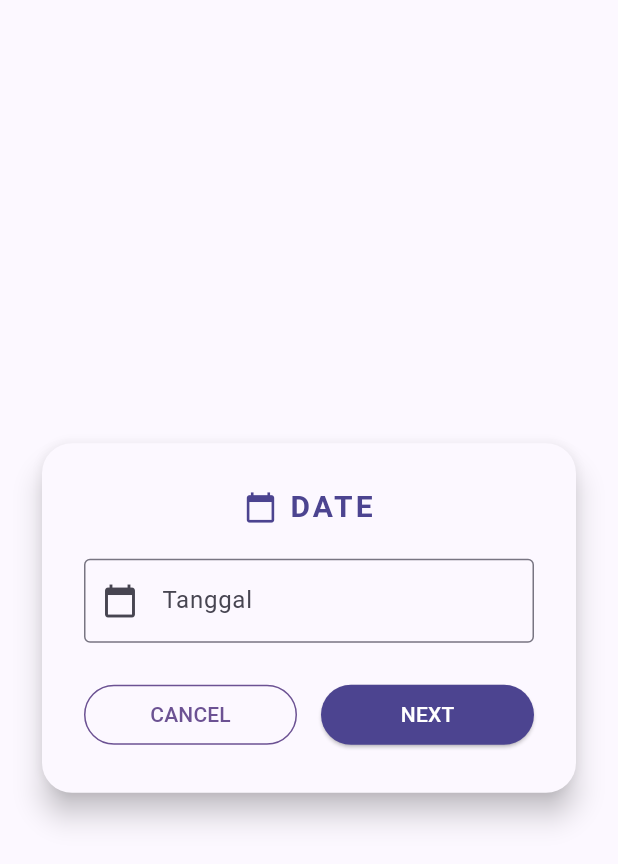
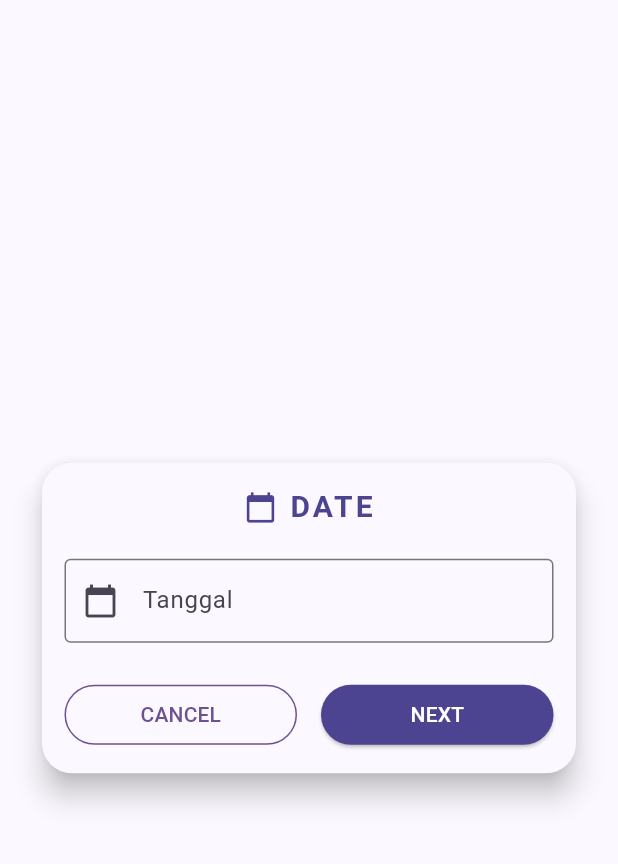
Before and after one commit to TEUNGKU-ZULKIFLI/finance_tracker, a Flutter app: the InputPage widget shown alone on an empty page, opened directly, after a tap on "Input Data", on a phone screen of 412 x 824 dp. Shown: the top 864 px of the screen. Run offline on Flutter 3.47's test engine with Material 3 defaults, Android fonts, the phone set to English and light mode, and no system bars; our stand-ins replace sqflite; accounts and stored records are empty.

Commit message:
🐛 fix(db+income): perbaiki tabel di DB service, update model Income & integrasi ke Input page

```diff
--- a/lib/models/income_model.dart
+++ b/lib/models/income_model.dart
@@ -3,14 +3,12 @@ class IncomeModel {
   final int dateId;
   final int gaji;
   final int lainnya;
-  final String currency;
 
   IncomeModel({
     this.id,
     required this.dateId,
     required this.gaji,
     required this.lainnya,
-    required this.currency,
   });
 
   factory IncomeModel.fromMap(Map<String, dynamic> map) => IncomeModel(
@@ -18,7 +16,6 @@ class IncomeModel {
     dateId: map['date_id'],
     gaji: map['gaji'],
     lainnya: map['lainnya'],
-    currency: map['currency'],
   );
 
   Map<String, dynamic> toMap() => {
@@ -26,6 +23,5 @@ class IncomeModel {
     'date_id': dateId,
     'gaji': gaji,
     'lainnya': lainnya,
-    'currency': currency,
   };
 }
--- a/lib/pages/input_page.dart
+++ b/lib/pages/input_page.dart
@@ -46,7 +46,6 @@ class _InputPageState extends State<InputPage> {
     'Gaji': TextEditingController(),
     'Lainnya': TextEditingController(),
   };
-  String _currency = 'IDR';
   String? _errorMsg;
 
   void _reset() {
@@ -57,7 +56,6 @@ class _InputPageState extends State<InputPage> {
     _dateController.clear();
     _expenseControllers.forEach((_, c) => c.clear());
     _incomeControllers.forEach((_, c) => c.clear());
-    _currency = 'IDR';
   }
 
   Widget _buildStepper() {
@@ -68,7 +66,7 @@ class _InputPageState extends State<InputPage> {
         shape: RoundedRectangleBorder(borderRadius: BorderRadius.circular(20)),
         color: Theme.of(context).colorScheme.surface,
         child: Padding(
-          padding: const EdgeInsets.all(28),
+          padding: const EdgeInsets.all(15),
           child: Column(
             mainAxisSize: MainAxisSize.min,
             children: [
@@ -150,7 +148,7 @@ class _InputPageState extends State<InputPage> {
                 ],
               ),
               if (_errorMsg != null) ...[
-                const SizedBox(height: 8),
+                const SizedBox(height: 4),
                 Text(
                   _errorMsg!,
                   style: TextStyle(color: Theme.of(context).colorScheme.error),
@@ -168,7 +166,7 @@ class _InputPageState extends State<InputPage> {
         shape: RoundedRectangleBorder(borderRadius: BorderRadius.circular(20)),
         color: Theme.of(context).colorScheme.surface,
         child: Padding(
-          padding: const EdgeInsets.all(28),
+          padding: const EdgeInsets.all(15),
           child: Column(
             mainAxisSize: MainAxisSize.min,
             children: [
@@ -217,7 +215,7 @@ class _InputPageState extends State<InputPage> {
                   ),
                 ),
               ),
-              const SizedBox(height: 12),
+              const SizedBox(height: 5),
               Row(
                 children: [
                   Expanded(
@@ -248,7 +246,7 @@ class _InputPageState extends State<InputPage> {
                 ],
               ),
               if (_errorMsg != null) ...[
-                const SizedBox(height: 8),
+                const SizedBox(height: 4),
                 Text(
                   _errorMsg!,
                   style: TextStyle(color: Theme.of(context).colorScheme.error),
@@ -266,7 +264,7 @@ class _InputPageState extends State<InputPage> {
         shape: RoundedRectangleBorder(borderRadius: BorderRadius.circular(20)),
         color: Theme.of(context).colorScheme.surface,
         child: Padding(
-          padding: const EdgeInsets.all(28),
+          padding: const EdgeInsets.all(15),
           child: Column(
             mainAxisSize: MainAxisSize.min,
             children: [
@@ -311,10 +309,7 @@ class _InputPageState extends State<InputPage> {
                 ],
               ),
               const SizedBox(height: 12),
-              Row(
-                children: [
-                  Expanded(
-                    child: TextField(
+TextField(
   controller: _incomeControllers['Lainnya'],
   decoration: InputDecoration(
     labelText: 'Lainnya',
@@ -331,18 +326,7 @@ class _InputPageState extends State<InputPage> {
     CurrencyInputFormatter(defaultCurrencyInfo),
   ],
 ),
-                  ),
-                  const SizedBox(width: 8),
-                  DropdownButton<String>(
-                    value: _currency,
-                    items: ['IDR', 'USD']
-                        .map((c) => DropdownMenuItem(value: c, child: Text(c)))
-                        .toList(),
-                    onChanged: (val) => setState(() => _currency = val!),
-                  ),
-                ],
-              ),
-              const SizedBox(height: 12),
+              const SizedBox(height: 5),
               Row(
                 children: [
                   Expanded(
@@ -373,7 +357,7 @@ class _InputPageState extends State<InputPage> {
                 ],
               ),
               if (_errorMsg != null) ...[
-                const SizedBox(height: 8),
+                const SizedBox(height: 4),
                 Text(
                   _errorMsg!,
                   style: TextStyle(color: Theme.of(context).colorScheme.error),
@@ -453,7 +437,6 @@ class _InputPageState extends State<InputPage> {
   dateId: dateId,
   gaji: parseCurrencyToInt(_incomeControllers['Gaji']?.text ?? '0'),
   lainnya: parseCurrencyToInt(_incomeControllers['Lainnya']?.text ?? '0'),
-        currency: _currency,
 );
 await DbService.insertIncome(incomeModel);
 
--- a/lib/services/db_service.dart
+++ b/lib/services/db_service.dart
@@ -46,22 +46,6 @@ class DbService {
       version: 1,
       onCreate: (db, version) async {
         await db.execute('''
-          CREATE TABLE user_history (
-            id INTEGER PRIMARY KEY AUTOINCREMENT,
-            action TEXT,
-            desc TEXT,
-            timestamp TEXT
-          );
-        ''');
-        await db.execute('''
-          CREATE TABLE credit_card (
-            id INTEGER PRIMARY KEY AUTOINCREMENT,
-            nama_rek TEXT,
-            no_rek TEXT,
-            logo_asset TEXT
-          );
-        ''');
-        await db.execute('''
           CREATE TABLE dates (
             id INTEGER PRIMARY KEY AUTOINCREMENT,
             date TEXT NOT NULL UNIQUE
@@ -85,7 +69,6 @@ class DbService {
             date_id INTEGER NOT NULL,
             gaji INTEGER,
             lainnya INTEGER,
-            currency TEXT,
             FOREIGN KEY(date_id) REFERENCES dates(id) ON DELETE CASCADE
           );
         ''');
@@ -107,6 +90,22 @@ class DbService {
               FOREIGN KEY(date_id) REFERENCES dates(id) ON DELETE CASCADE
             );
           ''');
+        await db.execute('''
+          CREATE TABLE credit_card (
+            id INTEGER PRIMARY KEY AUTOINCREMENT,
+            nama_rek TEXT,
+            no_rek TEXT,
+            logo_asset TEXT
+          );
+        ''');
+        await db.execute('''
+          CREATE TABLE user_history (
+            id INTEGER PRIMARY KEY AUTOINCREMENT,
+            action TEXT,
+            desc TEXT,
+            timestamp TEXT
+          );
+        ''');
       },
     );
   }
```
Lines whose indentation alone changed are shown as unchanged.
